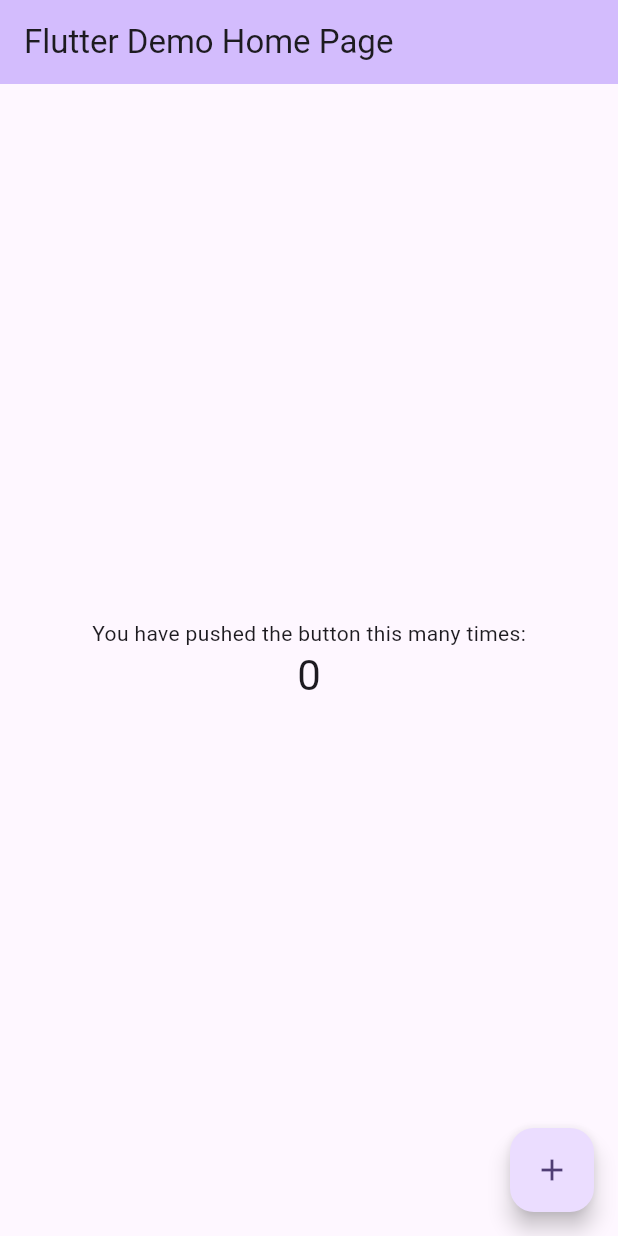
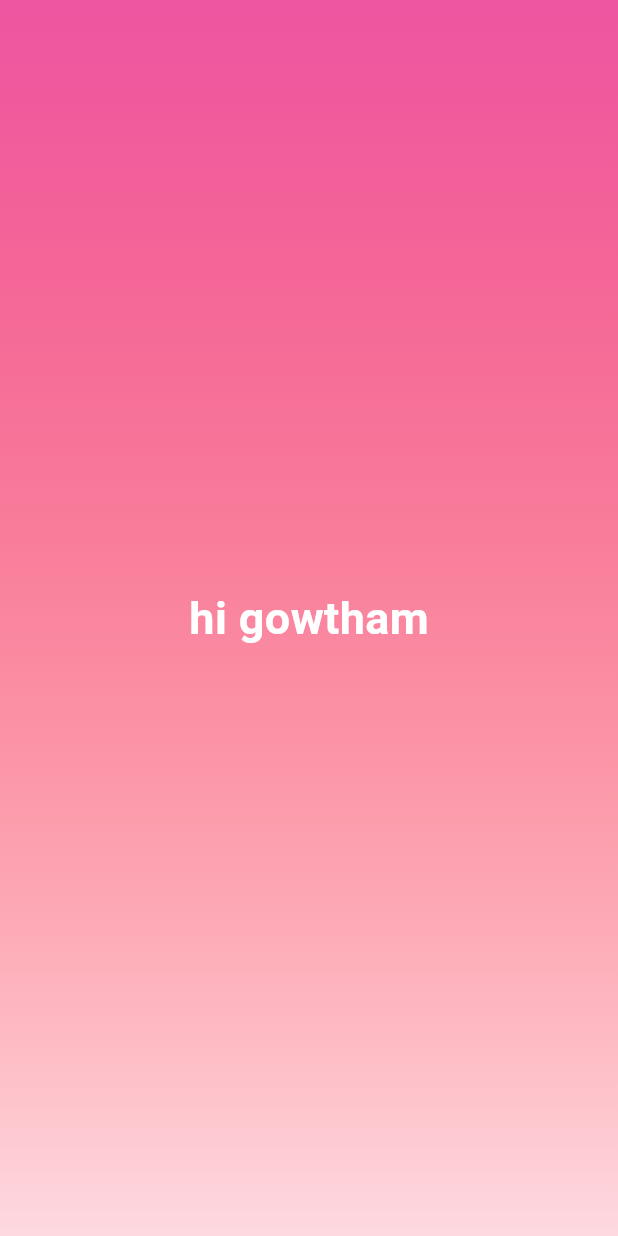
Before and after one commit to GOWTHAMS03/diceapp-flutter, a Flutter app: the screen it shows after launch, on a phone screen of 412 x 824 dp. Run offline on Flutter 3.47's test engine with Material 3 defaults, Android fonts, the phone set to English and light mode, and no system bars.

Commit message:
add some basic code

```diff
--- /dev/null
+++ b/lib/gradient_container.dart
@@ -0,0 +1,26 @@
+import 'package:diceapp/styledtext_container.dart';
+import 'package:flutter/material.dart';
+
+var startAlignment = Alignment.topCenter;
+var endAlignment = Alignment.bottomCenter;
+
+class GradientContainer extends StatelessWidget {
+  const GradientContainer(this.color1, this.color2, {super.key});
+
+  final Color color1;
+  final Color color2;
+
+  @override
+  Widget build(BuildContext context) {
+    return Container(
+      decoration: BoxDecoration(
+        gradient: LinearGradient(
+          colors: [color1, color2],
+          begin: startAlignment,
+          end: endAlignment,
+        ),
+      ),
+      child: const Center(child: StyledtextContainer("hi gowtham")),
+    );
+  }
+}
--- a/lib/main.dart
+++ b/lib/main.dart
@@ -1,125 +1,12 @@
+import 'package:diceapp/gradient_container.dart';
 import 'package:flutter/material.dart';
 
 void main() {
-  runApp(const MyApp());
+  runApp(
+    const MaterialApp(
+        home: Scaffold(
+      body: GradientContainer(
+          Color.fromARGB(255, 238, 85, 162), Color.fromARGB(31, 255, 4, 4)),
+    )),
+  );
 }
-
-class MyApp extends StatelessWidget {
-  const MyApp({super.key});
-
-  // This widget is the root of your application.
-  @override
-  Widget build(BuildContext context) {
-    return MaterialApp(
-      title: 'Flutter Demo',
-      theme: ThemeData(
-        // This is the theme of your application.
-        //
-        // TRY THIS: Try running your application with "flutter run". You'll see
-        // the application has a purple toolbar. Then, without quitting the app,
-        // try changing the seedColor in the colorScheme below to Colors.green
-        // and then invoke "hot reload" (save your changes or press the "hot
-        // reload" button in a Flutter-supported IDE, or press "r" if you used
-        // the command line to start the app).
-        //
-        // Notice that the counter didn't reset back to zero; the application
-        // state is not lost during the reload. To reset the state, use hot
-        // restart instead.
-        //
-        // This works for code too, not just values: Most code changes can be
-        // tested with just a hot reload.
-        colorScheme: ColorScheme.fromSeed(seedColor: Colors.deepPurple),
-        useMaterial3: true,
-      ),
-      home: const MyHomePage(title: 'Flutter Demo Home Page'),
-    );
-  }
-}
-
-class MyHomePage extends StatefulWidget {
-  const MyHomePage({super.key, required this.title});
-
-  // This widget is the home page of your application. It is stateful, meaning
-  // that it has a State object (defined below) that contains fields that affect
-  // how it looks.
-
-  // This class is the configuration for the state. It holds the values (in this
-  // case the title) provided by the parent (in this case the App widget) and
-  // used by the build method of the State. Fields in a Widget subclass are
-  // always marked "final".
-
-  final String title;
-
-  @override
-  State<MyHomePage> createState() => _MyHomePageState();
-}
-
-class _MyHomePageState extends State<MyHomePage> {
-  int _counter = 0;
-
-  void _incrementCounter() {
-    setState(() {
-      // This call to setState tells the Flutter framework that something has
-      // changed in this State, which causes it to rerun the build method below
-      // so that the display can reflect the updated values. If we changed
-      // _counter without calling setState(), then the build method would not be
-      // called again, and so nothing would appear to happen.
-      _counter++;
-    });
-  }
-
-  @override
-  Widget build(BuildContext context) {
-    // This method is rerun every time setState is called, for instance as done
-    // by the _incrementCounter method above.
-    //
-    // The Flutter framework has been optimized to make rerunning build methods
-    // fast, so that you can just rebuild anything that needs updating rather
-    // than having to individually change instances of widgets.
-    return Scaffold(
-      appBar: AppBar(
-        // TRY THIS: Try changing the color here to a specific color (to
-        // Colors.amber, perhaps?) and trigger a hot reload to see the AppBar
-        // change color while the other colors stay the same.
-        backgroundColor: Theme.of(context).colorScheme.inversePrimary,
-        // Here we take the value from the MyHomePage object that was created by
-        // the App.build method, and use it to set our appbar title.
-        title: Text(widget.title),
-      ),
-      body: Center(
-        // Center is a layout widget. It takes a single child and positions it
-        // in the middle of the parent.
-        child: Column(
-          // Column is also a layout widget. It takes a list of children and
-          // arranges them vertically. By default, it sizes itself to fit its
-          // children horizontally, and tries to be as tall as its parent.
-          //
-          // Column has various properties to control how it sizes itself and
-          // how it positions its children. Here we use mainAxisAlignment to
-          // center the children vertically; the main axis here is the vertical
-          // axis because Columns are vertical (the cross axis would be
-          // horizontal).
-          //
-          // TRY THIS: Invoke "debug painting" (choose the "Toggle Debug Paint"
-          // action in the IDE, or press "p" in the console), to see the
-          // wireframe for each widget.
-          mainAxisAlignment: MainAxisAlignment.center,
-          children: <Widget>[
-            const Text(
-              'You have pushed the button this many times:',
-            ),
-            Text(
-              '$_counter',
-              style: Theme.of(context).textTheme.headlineMedium,
-            ),
-          ],
-        ),
-      ),
-      floatingActionButton: FloatingActionButton(
-        onPressed: _incrementCounter,
-        tooltip: 'Increment',
-        child: const Icon(Icons.add),
-      ), // This trailing comma makes auto-formatting nicer for build methods.
-    );
-  }
-}
--- /dev/null
+++ b/lib/styledtext_container.dart
@@ -0,0 +1,19 @@
+import 'package:flutter/material.dart';
+
+class StyledtextContainer extends StatelessWidget {
+  const StyledtextContainer(this.text, {super.key});
+
+  final String text;
+
+  @override
+  Widget build(BuildContext context) {
+    return Text(
+      text,
+      style: const TextStyle(
+        color: Colors.white,
+        fontSize: 30.0,
+        fontWeight: FontWeight.bold,
+      ),
+    );
+  }
+}
```
